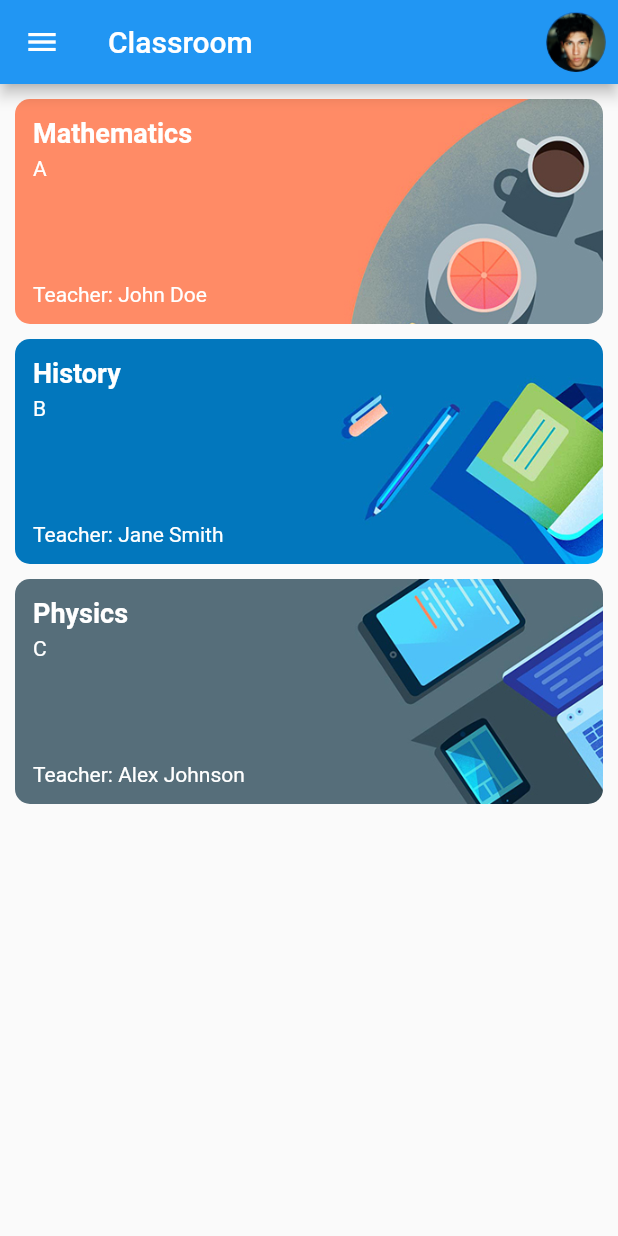
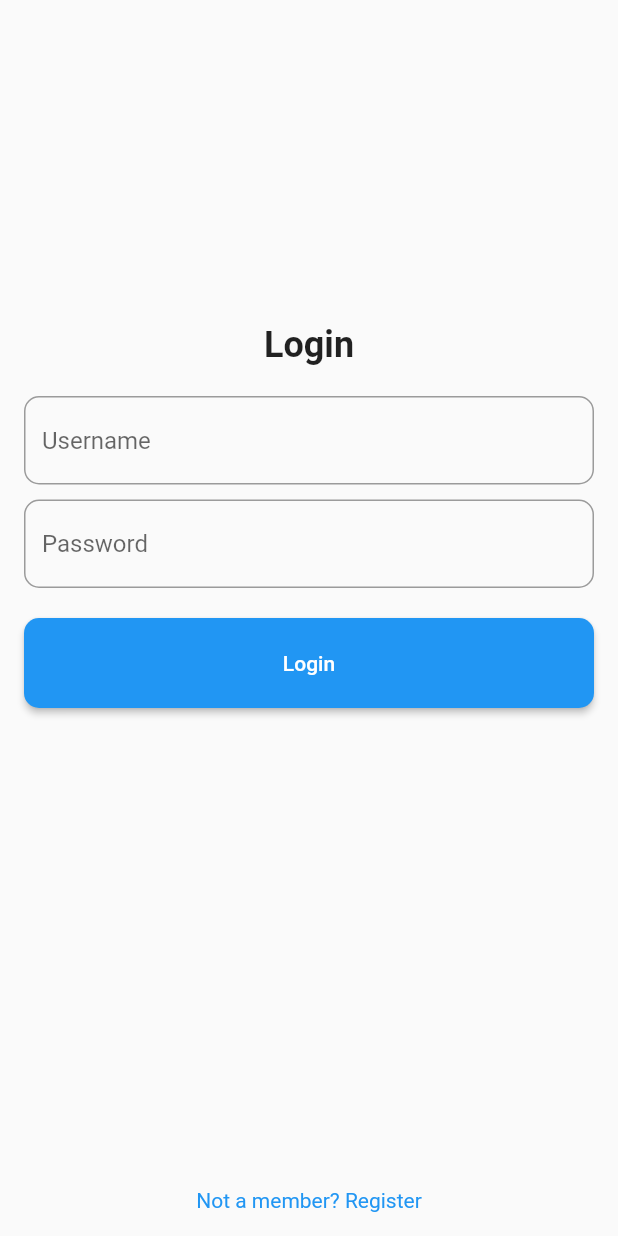
Before and after one commit to ahmadmughal2201/Classroom-mobile-clone, a Flutter app: the screen it shows after launch, on a phone screen of 412 x 824 dp. Run offline on Flutter 3.47's test engine with Material 2 defaults, Android fonts, the phone set to English and light mode, and no system bars.

Commit message:
Add UI for Login and Register paes

```diff
--- a/lib/main.dart
+++ b/lib/main.dart
@@ -1,3 +1,4 @@
+import 'package:classroom/pages/login.dart';
 import 'package:flutter/material.dart';
 import 'package:classroom/components/courseCard.dart';
 import 'package:classroom/components/drawer.dart';
@@ -17,7 +18,7 @@ class MyApp extends StatelessWidget {
       theme: ThemeData(
           primarySwatch: Colors.blue,
       ),
-      home: const MyHomePage(),
+      home: LoginPage(),
       debugShowCheckedModeBanner: false,
     );
   }
--- /dev/null
+++ b/lib/pages/login.dart
@@ -0,0 +1,104 @@
+import 'package:flutter/material.dart';
+import 'package:classroom/pages/register.dart';
+import 'package:classroom/main.dart';
+
+class LoginPage extends StatefulWidget {
+  @override
+  _LoginPageState createState() => _LoginPageState();
+}
+
+class _LoginPageState extends State<LoginPage> {
+  // Controllers for the text fields
+  TextEditingController usernameController = TextEditingController();
+  TextEditingController passwordController = TextEditingController();
+
+  @override
+  Widget build(BuildContext context) {
+    return Scaffold(
+      body: Padding(
+        padding: const EdgeInsets.all(16.0),
+        child: Column(
+          mainAxisAlignment: MainAxisAlignment.center,
+          children: [
+            SizedBox(
+              height: 200,
+            ),
+            Text(
+              'Login',
+              style: TextStyle(
+                fontSize: 24,
+                fontWeight: FontWeight.bold,
+              ),
+            ),
+            SizedBox(height: 20),
+            TextField(
+              controller: usernameController, // Set the controller
+              decoration: InputDecoration(
+                hintText: 'Username',
+                border: OutlineInputBorder(
+                  borderRadius: BorderRadius.circular(10.0),
+                ),
+              ),
+            ),
+            SizedBox(height: 10),
+            TextField(
+              controller: passwordController, // Set the controller
+              obscureText: true,
+              decoration: InputDecoration(
+                hintText: 'Password',
+                border: OutlineInputBorder(
+                  borderRadius: BorderRadius.circular(10.0),
+                ),
+              ),
+            ),
+            SizedBox(height: 20),
+            ElevatedButton(
+              onPressed: () {
+                // Access the entered values using controllers
+                String username = usernameController.text;
+                String password = passwordController.text;
+
+                // Add your login logic here
+
+                Navigator.push(
+                  context,
+                  MaterialPageRoute(builder: (context) => MyHomePage()),
+                );
+              },
+              child: Container(
+                width: double.infinity,
+                height: 30, // Set width to infinity for full width
+                child: Center(
+                  child: Text(
+                    'Login',
+                  ),
+                ),
+              ),
+              style: ElevatedButton.styleFrom(
+                padding: EdgeInsets.symmetric(horizontal: 50, vertical: 15),
+                shape: RoundedRectangleBorder(
+                  borderRadius: BorderRadius.circular(10.0),
+                ),
+              ),
+            ),
+            Spacer(),
+            GestureDetector(
+              onTap: () {
+                Navigator.push(
+                  context,
+                  MaterialPageRoute(builder: (context) => RegisterScreen()),
+                );
+              },
+              child: Text(
+                'Not a member? Register',
+                style: TextStyle(
+                  color: Colors.blue,
+                ),
+              ),
+            ),
+          ],
+        ),
+      ),
+    );
+  }
+}
```
Also changed, not shown: lib/pages/register.dart (added, +94 -0 lines).
